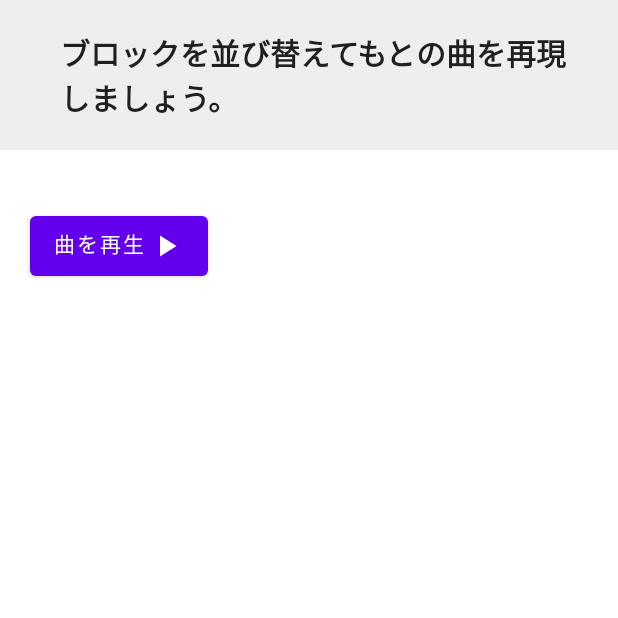
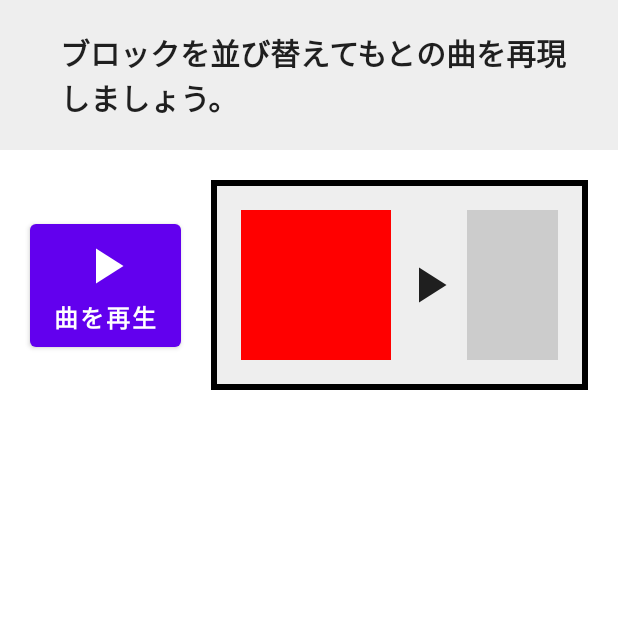
Before and after one commit to mohachi8/MusicEducationTest, an Android app built with Jetpack Compose: the screen it shows after launch (MainActivity), on a phone screen of 412 x 824 dp, the top half of it. Run offline under Robolectric (Android 15) with nearby library versions, the phone set to English and light mode, and no system bars.

Commit message:
曲を再生ボタン、フローチャートのUIを作成。

```diff
--- a/app/src/main/java/com/example/musiceducationtest/MainActivity.kt
+++ b/app/src/main/java/com/example/musiceducationtest/MainActivity.kt
@@ -5,11 +5,14 @@ import android.support.v4.os.IResultReceiver.Default
 import androidx.activity.ComponentActivity
 import androidx.activity.compose.setContent
 import androidx.compose.foundation.background
+import androidx.compose.foundation.border
 import androidx.compose.foundation.layout.*
+import androidx.compose.foundation.lazy.LazyRow
 import androidx.compose.material.*
 import androidx.compose.material.icons.Icons
 import androidx.compose.material.icons.filled.PlayArrow
 import androidx.compose.runtime.Composable
+import androidx.compose.ui.Alignment
 import androidx.compose.ui.Modifier
 import androidx.compose.ui.graphics.Color
 import androidx.compose.ui.text.font.FontWeight
@@ -44,21 +47,25 @@ class MainActivity : ComponentActivity() {
                             )
                         }
 
-                        Spacer(modifier = Modifier.height(20.dp))
-
                         // フローチャート表示エリア
                         Row(
-                            modifier = Modifier.padding(20.dp)
+                            modifier = Modifier.padding(20.dp),
+                            verticalAlignment = Alignment.CenterVertically
                         ) {
 
                             // 曲の再生ボタン
                             Button(onClick = { /*TODO*/ }) {
-                                Row {
-                                    Text(text = "曲を再生")
-                                    Spacer(modifier = Modifier.width(2.dp))
+                                Column(horizontalAlignment = Alignment.CenterHorizontally) {
                                     Icon(
                                         imageVector = Icons.Default.PlayArrow,
-                                        contentDescription = "再生"
+                                        contentDescription = "再生",
+                                        modifier = Modifier.size(40.dp)
+                                    )
+                                    Spacer(modifier = Modifier.height(2.dp))
+                                    Text(
+                                        text = "曲を再生",
+                                        fontSize = 16.sp,
+                                        fontWeight = FontWeight.Bold
                                     )
                                 }
                             }
@@ -66,12 +73,48 @@ class MainActivity : ComponentActivity() {
                             Spacer(modifier = Modifier.width(20.dp))
 
                             // フローチャート
-                            Row(modifier = Modifier
-                                .fillMaxWidth()
-                                .background((Color(0xFFEEEEEE)))
+                            LazyRow(
+                                modifier = Modifier
+                                    .fillMaxWidth()
+                                    .background((Color(0xFFEEEEEE)))
+                                    .border(width = 4.dp, color = Color.Black)
+                                    .padding(20.dp),
+                                verticalAlignment = Alignment.CenterVertically
                             ) {
-                                Card() {
-
+                                item {
+                                    Box(
+                                        modifier = Modifier
+                                            .size(100.dp)
+                                            .background(Color.Red)
+                                    )
+                                    Spacer(modifier = Modifier.width(5.dp))
+                                    Icon(
+                                        imageVector = Icons.Default.PlayArrow,
+                                        contentDescription = "次へ",
+                                        modifier = Modifier.size(40.dp)
+                                    )
+                                    Spacer(modifier = Modifier.width(5.dp))
+                                }
+                                items(10) { index ->
+                                    Box(
+                                        modifier = Modifier
+                                            .size(100.dp)
+                                            .background(Color.LightGray)
+                                    )
+                                    Spacer(modifier = Modifier.width(5.dp))
+                                    Icon(
+                                        imageVector = Icons.Default.PlayArrow,
+                                        contentDescription = "次へ",
+                                        modifier = Modifier.size(40.dp)
+                                    )
+                                    Spacer(modifier = Modifier.width(5.dp))
+                                }
+                                item {
+                                    Box(
+                                        modifier = Modifier
+                                            .size(100.dp)
+                                            .background(Color.LightGray)
+                                    )
                                 }
                             }
                         }
```
